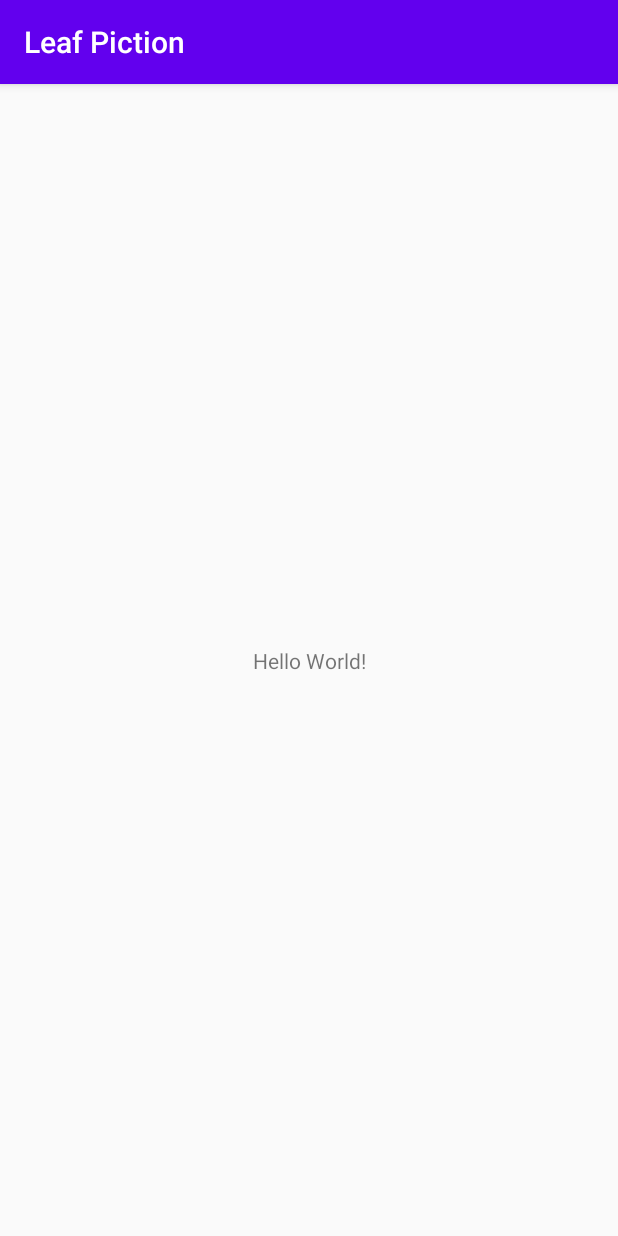
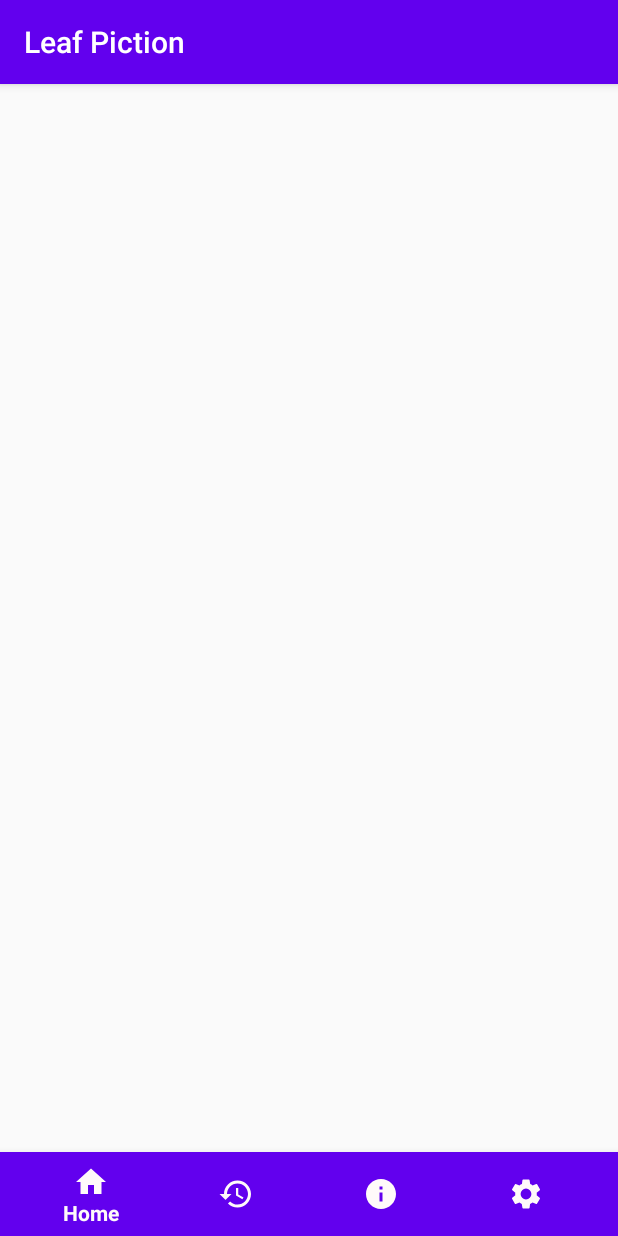
Before and after one commit to AjonG04/HLB, an Android app: the screen it shows after launch (MainActivity), on a phone screen of 412 x 824 dp. Run offline under Robolectric (Android 15) with nearby library versions, the phone set to English and light mode, and no system bars.

Commit message:
Bottom Navigation Bar

```diff
--- a/app/build.gradle
+++ b/app/build.gradle
@@ -31,4 +31,6 @@ dependencies {
     testImplementation 'junit:junit:4.12'
     androidTestImplementation 'androidx.test.ext:junit:1.1.1'
     androidTestImplementation 'androidx.test.espresso:espresso-core:3.2.0'
+
+    api "com.google.android.material:material:1.3.0-alpha01"
 }
--- a/app/src/main/java/com/example/leafpiction/MainActivity.java
+++ b/app/src/main/java/com/example/leafpiction/MainActivity.java
@@ -10,5 +10,8 @@ public class MainActivity extends AppCompatActivity {
     protected void onCreate(Bundle savedInstanceState) {
         super.onCreate(savedInstanceState);
         setContentView(R.layout.activity_main);
+
     }
+
+
 }
--- /dev/null
+++ b/app/src/main/res/drawable/ic_history.xml
@@ -0,0 +1,5 @@
+<vector android:height="24dp" android:tint="#C3FFB8"
+    android:viewportHeight="24.0" android:viewportWidth="24.0"
+    android:width="24dp" xmlns:android="http://schemas.android.com/apk/res/android">
+    <path android:fillColor="#FF000000" android:pathData="M13,3c-4.97,0 -9,4.03 -9,9L1,12l3.89,3.89 0.07,0.14L9,12L6,12c0,-3.87 3.13,-7 7,-7s7,3.13 7,7 -3.13,7 -7,7c-1.93,0 -3.68,-0.79 -4.94,-2.06l-1.42,1.42C8.27,19.99 10.51,21 13,21c4.97,0 9,-4.03 9,-9s-4.03,-9 -9,-9zM12,8v5l4.28,2.54 0.72,-1.21 -3.5,-2.08L13.5,8L12,8z"/>
+</vector>
--- /dev/null
+++ b/app/src/main/res/drawable/ic_home.xml
@@ -0,0 +1,5 @@
+<vector android:height="24dp" android:tint="#C3FFB8"
+    android:viewportHeight="24.0" android:viewportWidth="24.0"
+    android:width="24dp" xmlns:android="http://schemas.android.com/apk/res/android">
+    <path android:fillColor="#FF000000" android:pathData="M10,20v-6h4v6h5v-8h3L12,3 2,12h3v8z"/>
+</vector>
--- /dev/null
+++ b/app/src/main/res/drawable/ic_info.xml
@@ -0,0 +1,9 @@
+<vector xmlns:android="http://schemas.android.com/apk/res/android"
+        android:width="24dp"
+        android:height="24dp"
+        android:viewportWidth="24.0"
+        android:viewportHeight="24.0">
+    <path
+        android:fillColor="#FF000000"
+        android:pathData="M12,2C6.48,2 2,6.48 2,12s4.48,10 10,10 10,-4.48 10,-10S17.52,2 12,2zM13,17h-2v-6h2v6zM13,9h-2L11,7h2v2z"/>
+</vector>
--- /dev/null
+++ b/app/src/main/res/drawable/ic_settings.xml
@@ -0,0 +1,5 @@
+<vector android:height="24dp" android:tint="#C3FFB8"
+    android:viewportHeight="24" android:viewportWidth="24"
+    android:width="24dp" xmlns:android="http://schemas.android.com/apk/res/android">
+    <path android:fillColor="#FF000000" android:pathData="M19.1,12.9a2.8,2.8 0,0 0,0.1 -0.9,2.8 2.8,0 0,0 -0.1,-0.9l2.1,-1.6a0.7,0.7 0,0 0,0.1 -0.6L19.4,5.5a0.7,0.7 0,0 0,-0.6 -0.2l-2.4,1a6.5,6.5 0,0 0,-1.6 -0.9l-0.4,-2.6a0.5,0.5 0,0 0,-0.5 -0.4H10.1a0.5,0.5 0,0 0,-0.5 0.4L9.3,5.4a5.6,5.6 0,0 0,-1.7 0.9l-2.4,-1a0.4,0.4 0,0 0,-0.5 0.2l-2,3.4c-0.1,0.2 0,0.4 0.2,0.6l2,1.6a2.8,2.8 0,0 0,-0.1 0.9,2.8 2.8,0 0,0 0.1,0.9L2.8,14.5a0.7,0.7 0,0 0,-0.1 0.6l1.9,3.4a0.7,0.7 0,0 0,0.6 0.2l2.4,-1a6.5,6.5 0,0 0,1.6 0.9l0.4,2.6a0.5,0.5 0,0 0,0.5 0.4h3.8a0.5,0.5 0,0 0,0.5 -0.4l0.3,-2.6a5.6,5.6 0,0 0,1.7 -0.9l2.4,1a0.4,0.4 0,0 0,0.5 -0.2l2,-3.4c0.1,-0.2 0,-0.4 -0.2,-0.6ZM12,15.6A3.6,3.6 0,1 1,15.6 12,3.6 3.6,0 0,1 12,15.6Z"/>
+</vector>
--- a/app/src/main/res/layout/activity_main.xml
+++ b/app/src/main/res/layout/activity_main.xml
@@ -1,4 +1,5 @@
 <?xml version="1.0" encoding="utf-8"?>
+
 <androidx.constraintlayout.widget.ConstraintLayout xmlns:android="http://schemas.android.com/apk/res/android"
     xmlns:app="http://schemas.android.com/apk/res-auto"
     xmlns:tools="http://schemas.android.com/tools"
@@ -6,13 +7,21 @@
     android:layout_height="match_parent"
     tools:context=".MainActivity">
 
-    <TextView
-        android:layout_width="wrap_content"
+    <com.google.android.material.bottomnavigation.BottomNavigationView
+        android:id="@+id/bottom_navigation"
+        android:layout_width="match_parent"
         android:layout_height="wrap_content"
-        android:text="Hello World!"
+        app:menu="@menu/menu"
+        android:background="@color/colorPrimary"
+        app:itemIconTint="@color/white"
+        app:itemTextColor="@color/white"
         app:layout_constraintBottom_toBottomOf="parent"
-        app:layout_constraintLeft_toLeftOf="parent"
-        app:layout_constraintRight_toRightOf="parent"
-        app:layout_constraintTop_toTopOf="parent" />
+        app:layout_constraintEnd_toEndOf="parent"
+        app:layout_constraintHorizontal_bias="1.0"
+        app:layout_constraintStart_toStartOf="parent"
+        app:layout_constraintTop_toTopOf="parent"
+        app:layout_constraintVertical_bias="1.0"
+        />
+
 
 </androidx.constraintlayout.widget.ConstraintLayout>
--- /dev/null
+++ b/app/src/main/res/menu/menu.xml
@@ -0,0 +1,26 @@
+<?xml version="1.0" encoding="utf-8"?>
+<menu xmlns:android="http://schemas.android.com/apk/res/android"
+    xmlns:app="http://schemas.android.com/apk/res-auto">
+
+    <item
+        android:id="@+id/home"
+        android:enabled="true"
+        android:icon="@drawable/ic_home"
+        android:title="@string/home"/>
+    <item
+        android:id="@+id/history"
+        android:enabled="true"
+        android:icon="@drawable/ic_history"
+        android:title="@string/history"/>
+    <item
+        android:id="@+id/about"
+        android:enabled="true"
+        android:icon="@drawable/ic_info"
+        android:title="@string/about"/>
+    <item
+        android:id="@+id/setting"
+        android:enabled="true"
+        android:icon="@drawable/ic_settings"
+        android:title="@string/setting"/>
+
+</menu>
--- a/app/src/main/res/values/colors.xml
+++ b/app/src/main/res/values/colors.xml
@@ -3,4 +3,5 @@
     <color name="colorPrimary">#6200EE</color>
     <color name="colorPrimaryDark">#3700B3</color>
     <color name="colorAccent">#03DAC5</color>
+    <color name="white"> #FFFAFA </color>
 </resources>
--- a/app/src/main/res/values/strings.xml
+++ b/app/src/main/res/values/strings.xml
@@ -1,3 +1,7 @@
 <resources>
     <string name="app_name">Leaf Piction</string>
+    <string name="home"> Home </string>
+    <string name="history"> History </string>
+    <string name="setting"> Setting </string>
+    <string name="about"> About </string>
 </resources>
```
Also changed, not shown: build.gradle (line endings or trailing spaces).
